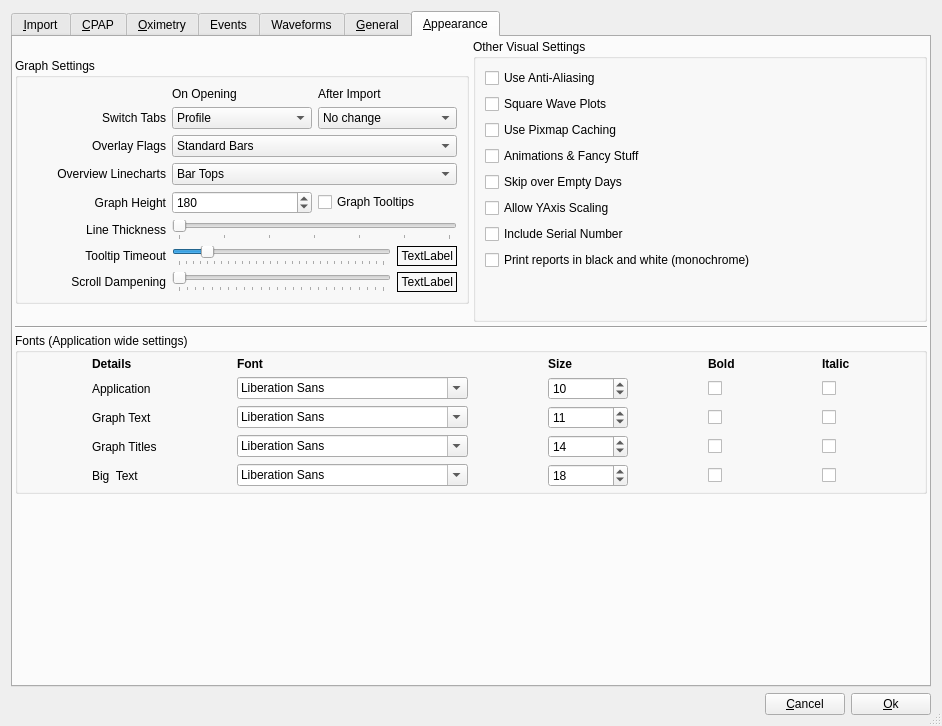
Above: oscar/preferencesdialog.ui from littleyoda/oscar before the change. Below: the same form after it.
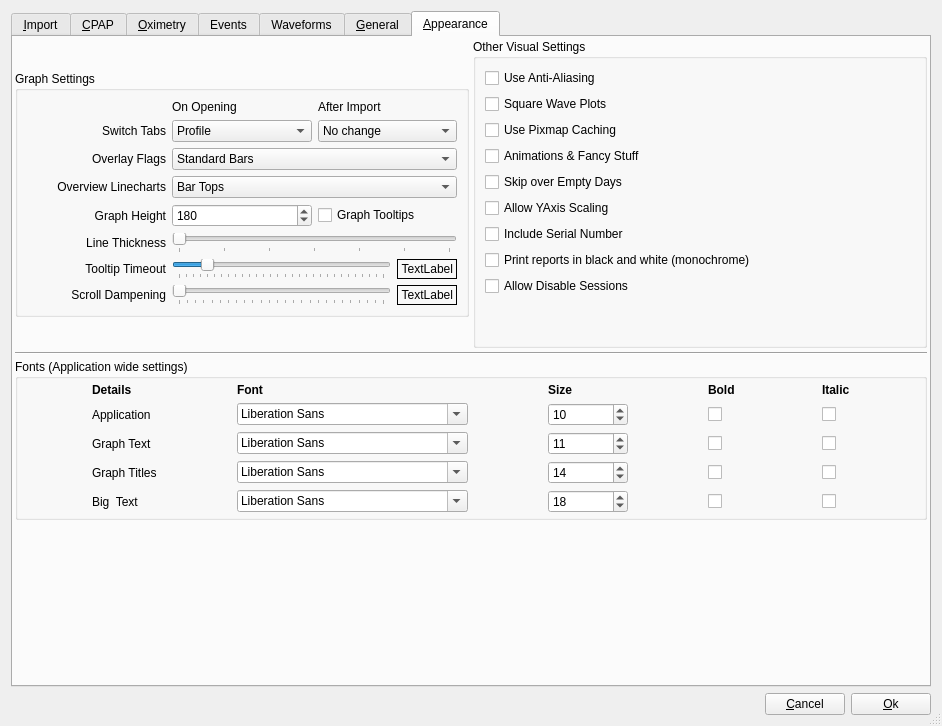
That is the form after the change. The open tabs and pages were chosen to show the change. Icons and pictures are not drawn.

Commit message: Add preference for clinican mode

What changed in the file:
```diff
--- a/oscar/preferencesdialog.ui
+++ b/oscar/preferencesdialog.ui
@@ -2756,6 +2756,16 @@
                  </property>
                 </widget>
                </item>
+               <item>
+                <widget class="QCheckBox" name="allowDisableSessions">
+                 <property name="toolTip">
+                  <string>Allow sessions to be disabled.\nDisabled Session are not used for graphing or Statistics.</string>
+                 </property>
+                 <property name="text">
+                  <string>Allow Disable Sessions</string>
+                 </property>
+                </widget>
+               </item>
                <item>
                 <spacer name="verticalSpacer">
                  <property name="orientation">
```
The commit also changes 2 other files.
